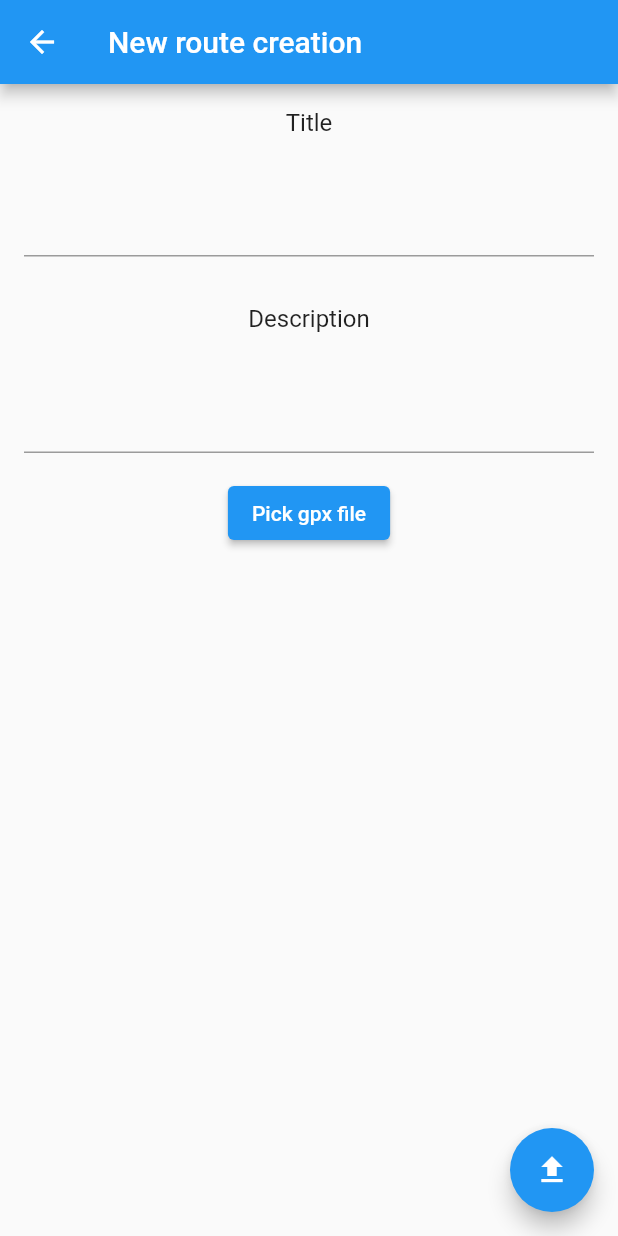
After one commit to nikzor/taurist, a Flutter app: the NewRouteScreen screen opened by its route, on a phone screen of 412 x 824 dp. The commit adds this screen. Run offline on Flutter 3.47's test engine with Material 2 defaults, Android fonts, the phone set to English and light mode, and no system bars; our stand-ins replace circular_profile_avatar, cloud_firestore, email_validator, file_picker, firebase_auth, firebase_core and 6 more; missing offline and left inert: gpx; accounts and stored records are empty.

Commit message:
added map and create route screens

```diff
--- a/lib/data/route_model.dart
+++ b/lib/data/route_model.dart
@@ -9,6 +9,8 @@ class RouteModel {
   final String title;
   final String description;
 
+  final String xmlFileId;
+
   // Distance of route in kilometers
   final double distance;
 
@@ -18,8 +20,16 @@ class RouteModel {
   // Mapping: userId -> rate
   final Map<String, int> rates;
 
-  RouteModel(this.id, this.ownerId, this.title, this.description, this.distance,
-      this.duration, this.rates);
+  RouteModel(
+    this.id,
+    this.ownerId,
+    this.title,
+    this.description,
+    this.distance,
+    this.duration,
+    this.rates,
+    this.xmlFileId,
+  );
 
   factory RouteModel.fromJson(Map<String, dynamic> json) =>
       _$RouteModelFromJson(json);
--- a/lib/routes.dart
+++ b/lib/routes.dart
@@ -5,6 +5,7 @@ class Routes {
   static String get forgotPasswordPage => '/forgotPasswordPage';
   static String get routesPage => '/routesPage';
   static String get routeDescPage => '/routeDescPage';
+  static String get newRouteScreen => '/newRouteScreen';
   static String get profilePage => '/profilePage';
   static String get profileSettingsPage => '/profileSettingsPage';
 }
--- /dev/null
+++ b/lib/screens/newRouteScreen/main_screen.dart
@@ -0,0 +1,93 @@
+import 'dart:io';
+import 'package:firebase_auth/firebase_auth.dart';
+import 'package:get/get.dart';
+import 'package:taurist/controllers/routes_controller.dart';
+import 'package:flutter/material.dart';
+import 'package:file_picker/file_picker.dart';
+import 'package:taurist/data/route_model.dart';
+import 'package:uuid/uuid.dart';
+
+
+class NewRouteScreen extends StatefulWidget {
+  const NewRouteScreen({super.key});
+
+  @override
+  _NewRouteScreenState createState() => _NewRouteScreenState();
+}
+
+class _NewRouteScreenState extends State<NewRouteScreen> {
+  final routesController = Get.put(RoutesController());
+  final titleController = TextEditingController();
+  final descriptionController = TextEditingController();
+  final uuid = const Uuid();
+  File? uploadFile;
+  void addXmlFile() async {
+    FilePickerResult? result = await FilePicker.platform.pickFiles();
+
+    if (result != null) {
+      uploadFile = File(result.files.first.path!);
+    } else {
+      print("You have not picked the file!");
+    }
+  }
+
+  @override
+  void dispose() {
+    titleController.dispose();
+    descriptionController.dispose();
+    super.dispose();
+  }
+
+  @override
+  Widget build(BuildContext context) {
+    return Scaffold(
+      appBar: AppBar(
+        title: const Text('New route creation'),
+      ),
+      body: Column(
+        children: [
+          const Padding(
+            padding: EdgeInsets.all(16.0),
+            child: Text(
+              "Title",
+              style: TextStyle(
+                fontSize: 16.0,
+              ),
+            ),
+          ),
+          Padding(
+            padding: const EdgeInsets.all(16.0),
+            child: TextField(
+              controller: titleController,
+            ),
+          ),
+          const Padding(
+            padding: EdgeInsets.all(16.0),
+            child: Text(
+              "Description",
+              style: TextStyle(
+                fontSize: 16.0,
+              ),
+            ),
+          ),
+          Padding(
+            padding: const EdgeInsets.all(16.0),
+            child: TextField(
+              controller: descriptionController,
+            ),
+          ),
+          ElevatedButton(onPressed: addXmlFile, child: Text("Pick gpx file"))
+        ],
+      ),
+      floatingActionButton: FloatingActionButton(
+        onPressed: () async {
+          String? uploadFileId = await routesController.addXml(uploadFile);
+          routesController.addOrUpdate(RouteModel(uuid.v4(), FirebaseAuth.instance.currentUser!.uid, titleController.text, descriptionController.text, 0.0, 0,
+              {}, uploadFileId ?? "someRandomId"));
+        },
+        tooltip: 'Upload data to the server',
+        child: const Icon(Icons.upload),
+      ),
+    );
+  }
+}
--- a/lib/screens/routesScreen/main_screen.dart
+++ b/lib/screens/routesScreen/main_screen.dart
@@ -1,11 +1,9 @@
-import 'package:firebase_auth/firebase_auth.dart';
 import 'package:flutter/material.dart';
 import 'package:get/get.dart';
 import 'package:taurist/controllers/routes_controller.dart';
 import 'package:taurist/data/route_model.dart';
 import 'package:taurist/routes.dart';
 import 'package:taurist/sharedWidgets/model_card.dart';
-import 'package:uuid/uuid.dart';
 
 class RoutesPage extends StatefulWidget {
   const RoutesPage({Key? key}) : super(key: key);
@@ -34,8 +32,8 @@ class RoutesPageState extends State<RoutesPage> {
                       ]
                     : snapshot.data!.map((e) {
                         return GestureDetector(
-                            onTap: () =>
-                                Get.toNamed(Routes.routeDescPage, arguments: [e.id]),
+                          onTap: () => Get.toNamed(Routes.routeDescPage,
+                              arguments: [e.id]),
                           child: getModelCardWidget(e),
                         );
                       }).toList();
@@ -49,6 +47,10 @@ class RoutesPageState extends State<RoutesPage> {
                         onPressed: () => Get.toNamed(Routes.profilePage),
                         child: Text('Profile'),
                       ),
+                      ElevatedButton(
+                        onPressed: () => Get.toNamed(Routes.newRouteScreen),
+                        child: Text('Create new route'),
+                      ),
                       const SizedBox(
                         height: 120,
                       ),
@@ -59,7 +61,8 @@ class RoutesPageState extends State<RoutesPage> {
                     ],
                   ),
                 );
-                })
+              },
+            ),
           ],
         ),
       ),
--- a/pubspec.yaml
+++ b/pubspec.yaml
@@ -47,6 +47,10 @@ dependencies:
   cloud_firestore: ^3.1.18
   json_annotation: 4.5.0
   uuid: ^3.0.6
+  flutter_map: ^1.1.1
+  gpx: ^2.1.1
+  file_picker: ^3.0.4
+
 
 dev_dependencies:
   flutter_test:
```
Also changed, not shown: lib/controllers/routes_controller.dart (+35 -4 lines), lib/main.dart (+7 -2 lines), lib/screens/routesDescScreen/main_screen.dart (added, +39 -0 lines), lib/sharedWidgets/model_desc_card.dart (added, +68 -0 lines), lib/data/route_model.g.dart, pubspec.lock. Lines whose indentation alone changed are shown as unchanged.
